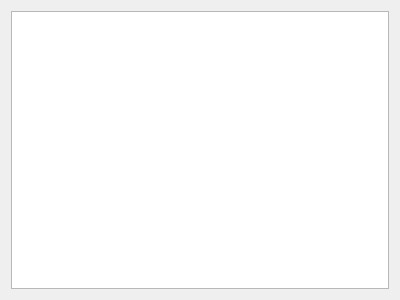
Above: TextEditor/texteditor.ui from VitaliiDemediuk/MyFileManager before the change. Below: the same form after it.
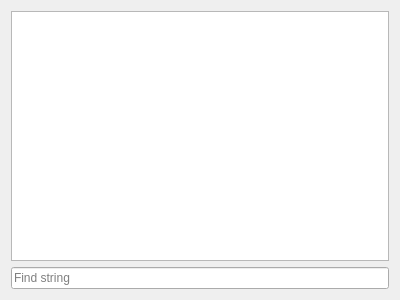
That is the form after the change.

Commit message: Added find substr in file in text editor.

Diff of the .ui file:
```diff
--- a/TextEditor/texteditor.ui
+++ b/TextEditor/texteditor.ui
@@ -15,7 +15,25 @@
   </property>
   <layout class="QGridLayout" name="gridLayout">
    <item row="0" column="0">
-    <widget class="QTextEdit" name="textEdit"/>
+    <layout class="QVBoxLayout" name="verticalLayout">
+     <item>
+      <widget class="QPlainTextEdit" name="PlainTextEdit"/>
+     </item>
+     <item>
+      <layout class="QHBoxLayout" name="horizontalLayout">
+       <item>
+        <widget class="QLineEdit" name="WordLineEdit">
+         <property name="text">
+          <string/>
+         </property>
+         <property name="placeholderText">
+          <string>Find string</string>
+         </property>
+        </widget>
+       </item>
+      </layout>
+     </item>
+    </layout>
    </item>
   </layout>
  </widget>
```
The commit also changes 9 other files.
